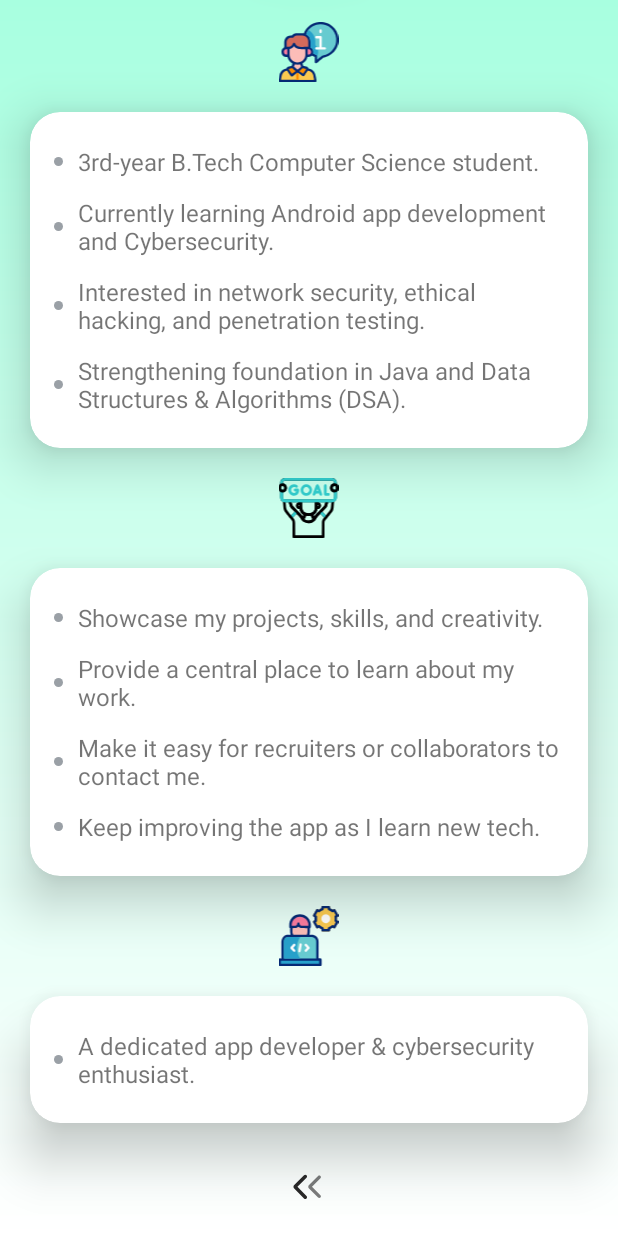
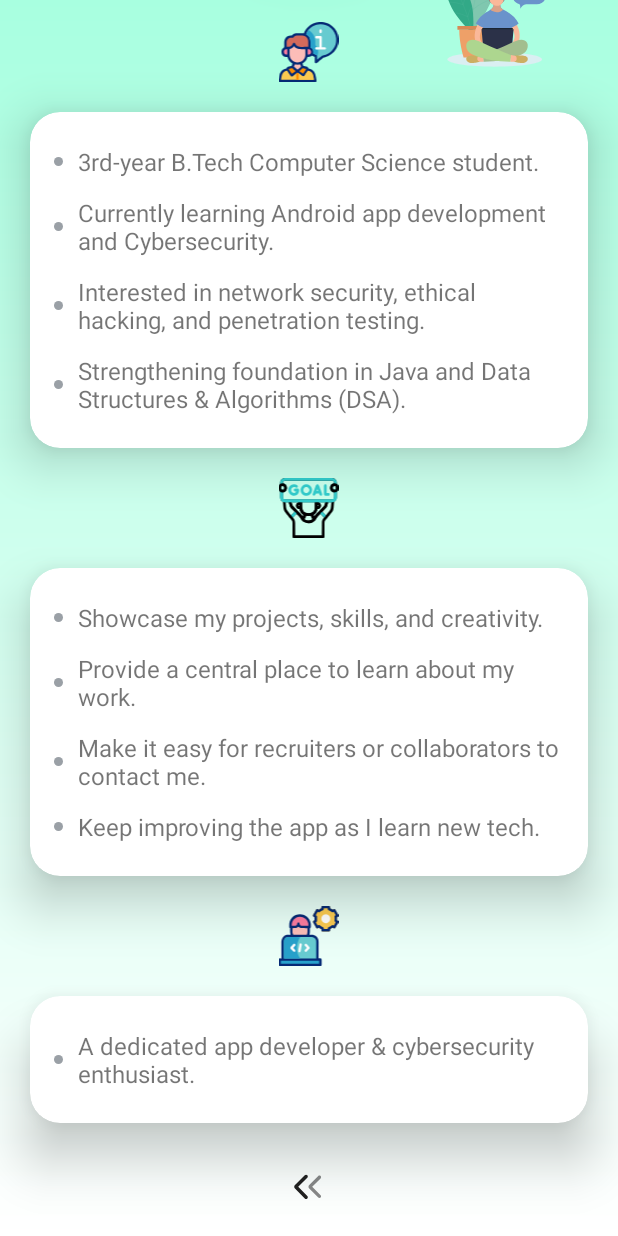
Before and after one commit to Kavychaturvedi5427/Portfolio_App, an Android app: the layout activity_about_section.xml on its own in the app's theme, with its tools: preview values and no code run, scrolled down 235 dp, on a phone screen of 412 x 824 dp. Run offline under Robolectric (Android 15) with nearby library versions, the phone set to English and light mode, and no system bars.

Commit message:
Added new Lottie's.

```diff
--- a/app/src/main/res/layout/activity_about_section.xml
+++ b/app/src/main/res/layout/activity_about_section.xml
@@ -12,6 +12,17 @@
         android:layout_width="match_parent"
         android:layout_height="wrap_content"
         >
+
+        <com.airbnb.lottie.LottieAnimationView
+            android:id="@+id/ai"
+            android:layout_width="100dp"
+            android:layout_height="100dp"
+            android:layout_margin="20dp"
+            android:rotation="-30"
+            app:lottie_autoPlay="true"
+            app:lottie_loop="true"
+            app:lottie_rawRes="@raw/aianim"
+            />
 
         <com.google.android.material.imageview.ShapeableImageView
             android:id="@+id/About_photo"
@@ -36,6 +47,17 @@
             android:layout_marginTop="20dp"
             android:layout_centerHorizontal="true"
             android:layout_below="@id/About_photo"
+            />
+
+        <com.airbnb.lottie.LottieAnimationView
+            android:id="@+id/random"
+            android:layout_width="100dp"
+            android:layout_height="100dp"
+            app:lottie_rawRes="@raw/random"
+            android:layout_toEndOf="@id/aboutme"
+            android:layout_above="@id/about_Card"
+            app:lottie_autoPlay="true"
+            app:lottie_loop="true"
             />
 
         <com.google.android.material.card.MaterialCardView
```
Also changed, not shown: app/src/main/java/com/example/portfolio_app/AboutSection_activity.java (+10 -4 lines).
